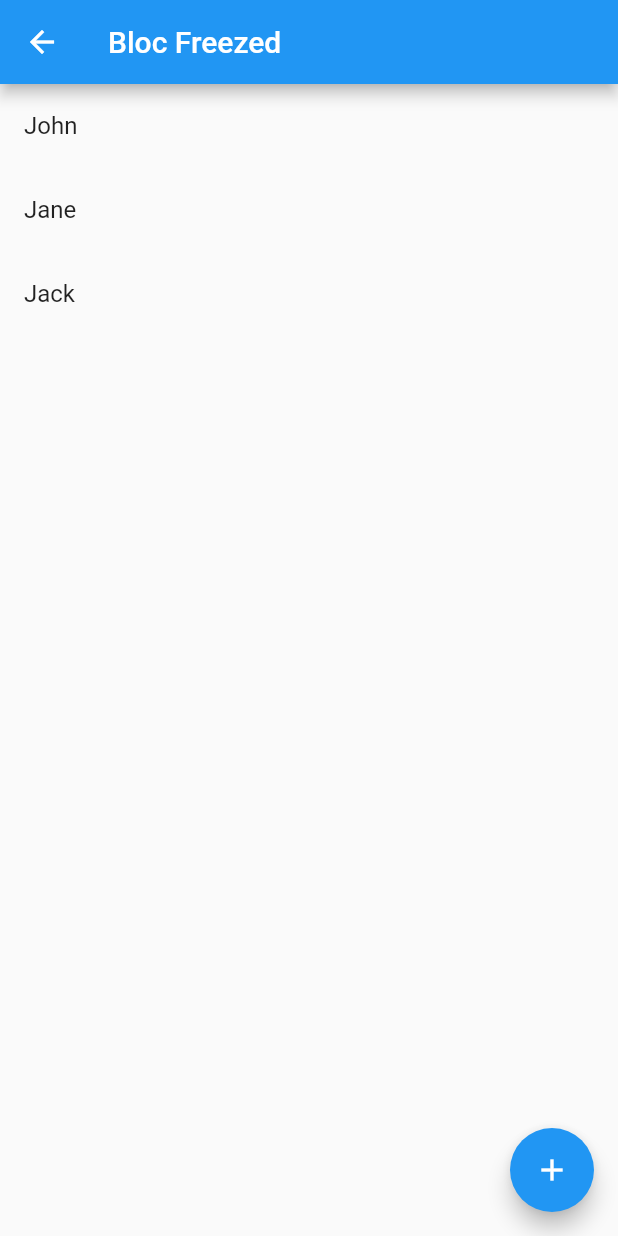
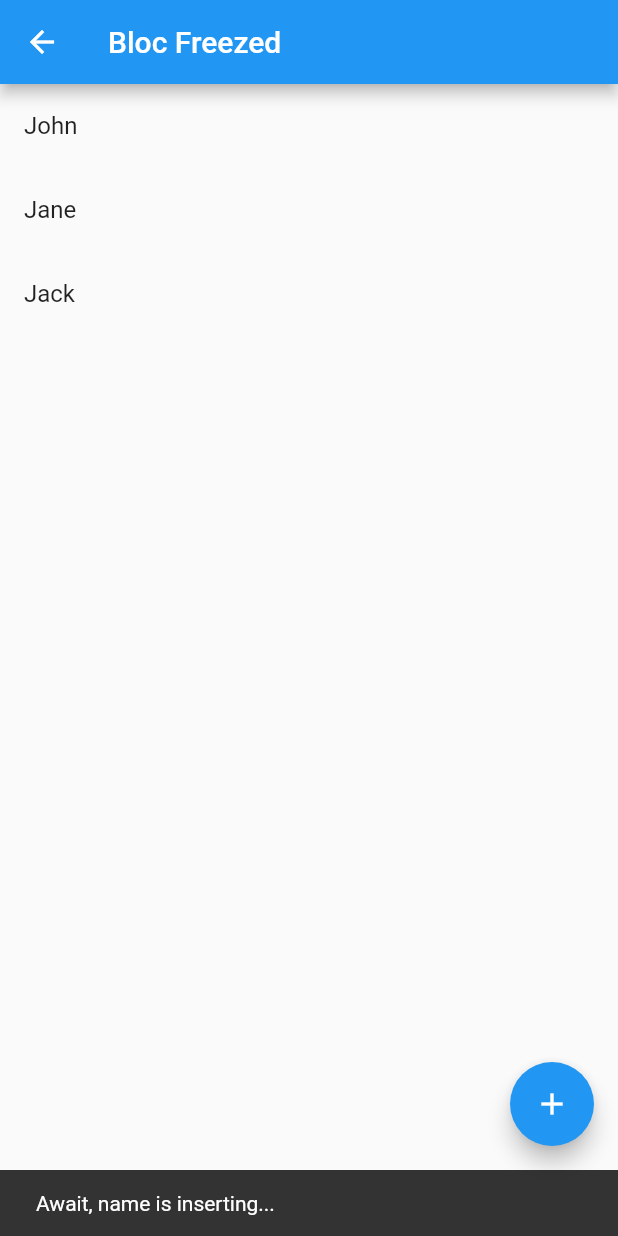
Before and after one commit to felipecastrosales/contact_bloc, a Flutter app: the BlocFreezedExamplePage screen opened by its route, after a tap on the "add" icon, on a phone screen of 412 x 824 dp. Run offline on Flutter 3.47's test engine with Material 2 defaults, Android fonts, the phone set to English and light mode, and no system bars; our stand-ins replace bloc, flutter_bloc, freezed_annotation.

Commit message:
adding the add event with snackbar

```diff
--- a/lib/features/bloc_example/bloc_freezed/example_freezed_bloc.dart
+++ b/lib/features/bloc_example/bloc_freezed/example_freezed_bloc.dart
@@ -23,6 +23,13 @@ class ExampleFreezedBloc
       data: (names) => names,
       orElse: () => const <String>[],
     );
+    emit(
+      ExampleFreezedState.showBanner(
+        names: names,
+        message: 'Await, name is inserting...',
+      ),
+    );
+    await Future.delayed(const Duration(seconds: 3));
     final newNames = [...names];
     newNames.add(event.name);
     emit(ExampleFreezedState.data(names: newNames));
--- a/lib/features/bloc_example/bloc_freezed/example_freezed_state.dart
+++ b/lib/features/bloc_example/bloc_freezed/example_freezed_state.dart
@@ -6,4 +6,8 @@ class ExampleFreezedState with _$ExampleFreezedState {
   factory ExampleFreezedState.data({required List<String> names}) =
       _ExampleFreezedStateData;
   factory ExampleFreezedState.loading() = _ExampleFreezedStateLoading;
+  factory ExampleFreezedState.showBanner({
+    required List<String> names,
+    required String message,
+  }) = _ExampleFreezedStateShowBanner;
 }
--- a/lib/features/bloc_example/bloc_freezed_example_page.dart
+++ b/lib/features/bloc_example/bloc_freezed_example_page.dart
@@ -1,3 +1,5 @@
+import 'dart:developer' as developer;
+
 import 'package:flutter/material.dart';
 
 import 'package:flutter_bloc/flutter_bloc.dart';
@@ -13,7 +15,17 @@ class BlocFreezedExamplePage extends StatelessWidget {
       appBar: AppBar(
         title: const Text('Bloc Freezed'),
       ),
-      body: Column(
+      body: BlocListener<ExampleFreezedBloc, ExampleFreezedState>(
+        listener: (context, state) {
+          state.whenOrNull(
+            showBanner: (_, message) {
+              ScaffoldMessenger.of(context).showSnackBar(
+                SnackBar(content: Text(message)),
+              );
+            },
+          );
+        },
+        child: Column(
           children: [
             BlocSelector<ExampleFreezedBloc, ExampleFreezedState, bool>(
               selector: (state) {
@@ -38,10 +50,12 @@ class BlocFreezedExamplePage extends StatelessWidget {
                 // state.whenOrNull()
                 return state.maybeWhen(
                   data: (names) => names,
+                  showBanner: (names, _) => names,
                   orElse: () => const <String>[],
                 );
               },
               builder: (_, names) {
+                developer.log('build names');
                 return ListView.builder(
                   shrinkWrap: true,
                   itemCount: names.length,
@@ -56,6 +70,7 @@ class BlocFreezedExamplePage extends StatelessWidget {
             )
           ],
         ),
+      ),
       floatingActionButton: FloatingActionButton(
         onPressed: () {
           context.read<ExampleFreezedBloc>().add(
```
Also changed, not shown: lib/features/bloc_example/bloc_freezed/example_freezed_bloc.freezed.dart. Lines whose indentation alone changed are shown as unchanged.
